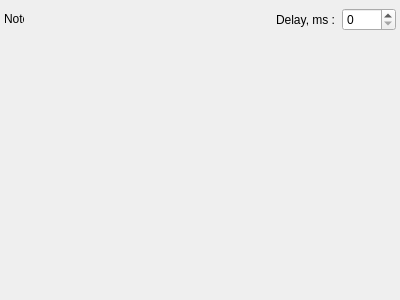
sergsave/MagicCubiano, file src/View/PresetEditorWidget.ui: the form before one commit.
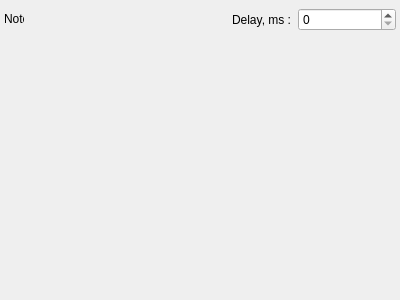
The form after the commit.

```diff
--- a/src/View/PresetEditorWidget.ui
+++ b/src/View/PresetEditorWidget.ui
@@ -31,7 +31,7 @@
    </property>
    <item>
     <widget class="QFrame" name="additionsFrame">
-     <layout class="QHBoxLayout" name="horizontalLayout_2" stretch="1,1,1,0">
+     <layout class="QHBoxLayout" name="horizontalLayout_2" stretch="0,2,0,1">
       <property name="leftMargin">
        <number>4</number>
       </property>
@@ -73,6 +73,12 @@
       </item>
       <item>
        <widget class="QSpinBox" name="delaySpinBox">
+        <property name="sizePolicy">
+         <sizepolicy hsizetype="Preferred" vsizetype="Fixed">
+          <horstretch>0</horstretch>
+          <verstretch>0</verstretch>
+         </sizepolicy>
+        </property>
         <property name="maximum">
          <number>1000</number>
         </property>
```
